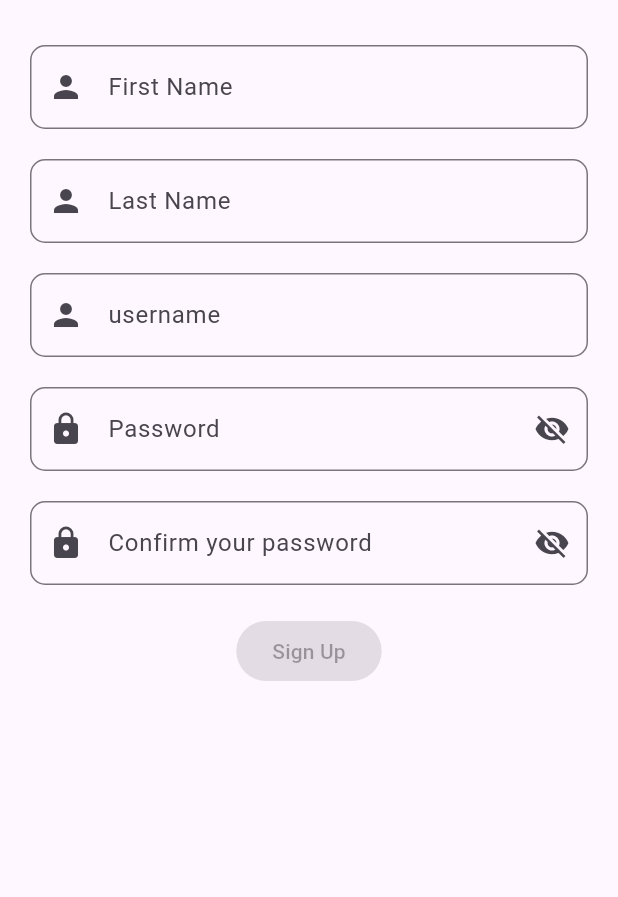
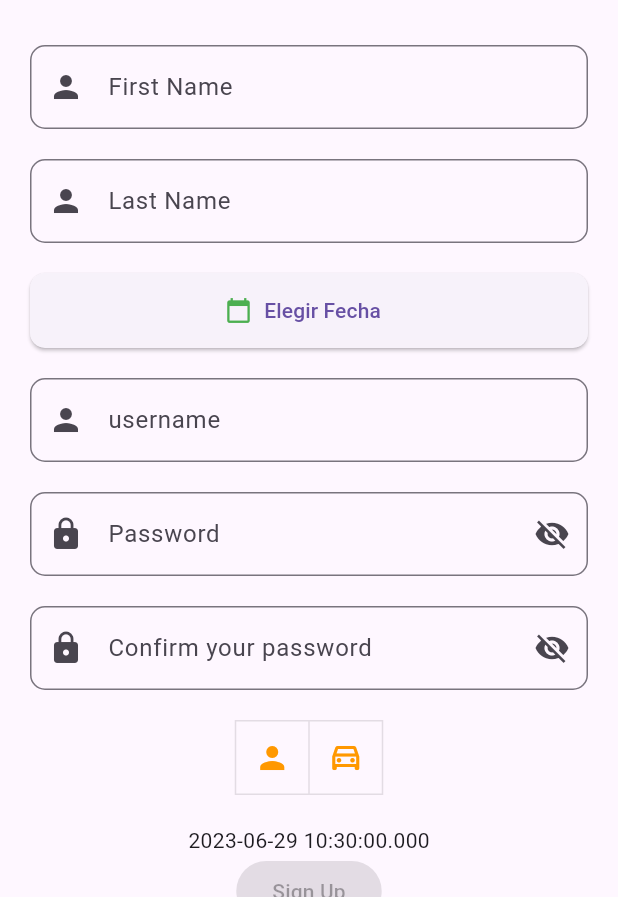
Before and after one commit to Innova-mind/ZenDriver.FlutterApp, a Flutter app: the SignupScreen screen opened directly, on a phone screen of 412 x 824 dp, the part 339-1236 px from its top. Run offline on Flutter 3.47's test engine with Material 2 defaults, Android fonts, the phone set to English and light mode, and no system bars; our stand-ins replace shared_preferences; accounts and stored records are empty.

```diff
--- a/lib/services/login_service.dart
+++ b/lib/services/login_service.dart
@@ -55,6 +55,7 @@ class LoginService {
     final response = await http.get(Uri.parse(url), headers: {
       HttpHeaders.authorizationHeader: prefs.getString('token') ?? ''
     });
+
     if (response.statusCode == HttpStatus.ok) {
       return User.fromJson(json.decode(response.body));
     } else {
--- a/lib/ui/pages/signup_screen.dart
+++ b/lib/ui/pages/signup_screen.dart
@@ -23,11 +23,27 @@ class _SignupScreenState extends State<SignupScreen> {
   final TextEditingController _lastNameController = TextEditingController();
   final TextEditingController _usernameController = TextEditingController();
   final TextEditingController _passwordController = TextEditingController();
+  final TextEditingController _roleController = TextEditingController();
   final TextEditingController _passwordConfirmController =
       TextEditingController();
+  DateTime _dateTime = DateTime.now();
+
   bool _isButtonEnabled = false;
   bool _isPasswordVisible = false;
   bool _isPasswordConfirmVisible = false;
+
+  void _showDatePicker() async {
+    final DateTime? picked = await showDatePicker(
+      context: context,
+      initialDate: _dateTime,
+      firstDate: DateTime(1900),
+      lastDate: DateTime.now(),
+    ).then((value) {
+      setState(() {
+        _dateTime = value!;
+      });
+    });
+  }
 
   @override
   void dispose() {
@@ -67,9 +83,6 @@ class _SignupScreenState extends State<SignupScreen> {
   }
 
   void signUp() async {
-    DateTime now = DateTime.now();
-    String formattedDate =
-        '${now.year}-${_twoDigits(now.month)}-${_twoDigits(now.day)}';
     try {
       User user = User(
           id: 0,
@@ -78,11 +91,11 @@ class _SignupScreenState extends State<SignupScreen> {
           username: _usernameController.text,
           password: _passwordController.text,
           phone: '-',
-        role: '-',
+          role: _roleController.text,
           description: '-',
-        imageUrl: 'https://static.vecteezy.com/system/resources/thumbnails/009/292/244/small/default-avatar-icon-of-social-media-user-vector.jpg',
-        birthdayDate: formattedDate,
-      );
+          imageUrl:
+              'https://static.vecteezy.com/system/resources/thumbnails/009/292/244/small/default-avatar-icon-of-social-media-user-vector.jpg',
+          birthdayDate: _dateTime.toString());
       SignupResponse? response = await httpHelper.signUp(user);
       returnToSignIn(response);
     } catch (e) {
@@ -110,6 +123,7 @@ class _SignupScreenState extends State<SignupScreen> {
   @override
   Widget build(BuildContext context) {
     final Size size = MediaQuery.of(context).size;
+    List<bool> selections = [false, false];
     return Scaffold(
         body: SingleChildScrollView(
       padding: const EdgeInsets.all(20),
@@ -158,6 +172,23 @@ class _SignupScreenState extends State<SignupScreen> {
                 }
                 return null;
               },
+            ),
+            const SizedBox(height: 20),
+            ElevatedButton.icon(
+              icon: const Icon(
+                Icons.calendar_today,
+                color: Colors.green,
+              ),
+              style: ElevatedButton.styleFrom(
+                minimumSize: const Size(400, 50),
+                shape: RoundedRectangleBorder(
+                  borderRadius: BorderRadius.circular(10),
+                ),
+              ),
+              onPressed: () {
+                _showDatePicker();
+              },
+              label: Text("Elegir Fecha"),
             ),
             const SizedBox(height: 20),
             TextFormField(
@@ -243,6 +274,30 @@ class _SignupScreenState extends State<SignupScreen> {
               },
             ),
             const SizedBox(height: 20),
+            ToggleButtons(
+              children: [
+                Icon(
+                  Icons.person,
+                ),
+                Icon(Icons.drive_eta_outlined),
+              ],
+              isSelected: selections,
+              onPressed: (index) {
+                setState(() {
+                  selections[index] = !selections[index];
+                  if (index == 0) {
+                    _roleController.text = 'recruiter';
+                  } else {
+                    _roleController.text = 'driver';
+                  }
+                  print(selections);
+                  print(_roleController.text);
+                });
+              },
+              color: Colors.orange,
+            ),
+            const SizedBox(height: 20),
+            Text(_dateTime.toString()),
             ElevatedButton(
               onPressed: _isButtonEnabled ? signUp : null,
               child: const Text('Sign Up'),
```
Lines whose indentation alone changed are shown as unchanged.
